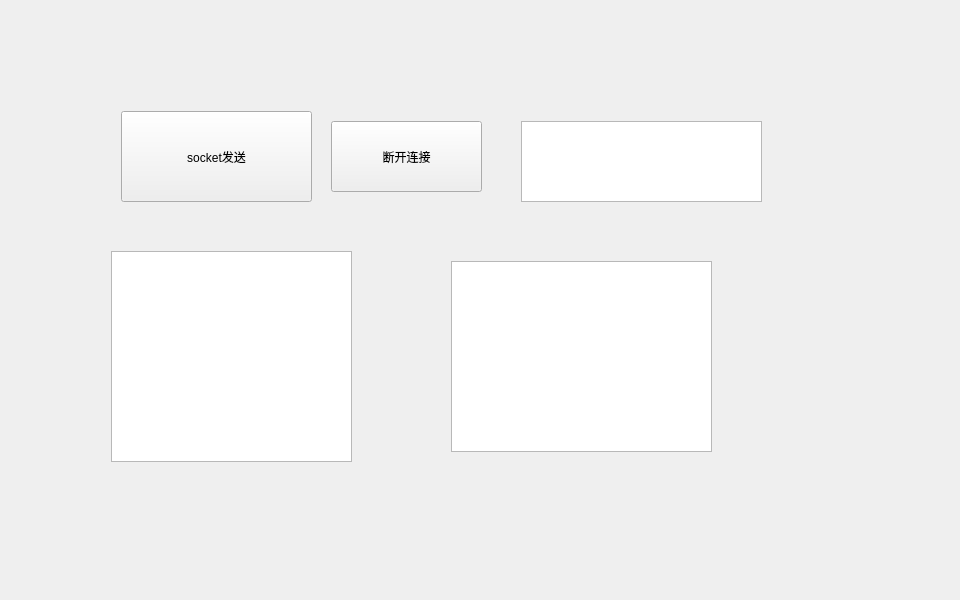
The window that Client/Client.ui (tarffy/pokemon) describes before a commit, drawn with Qt 5.
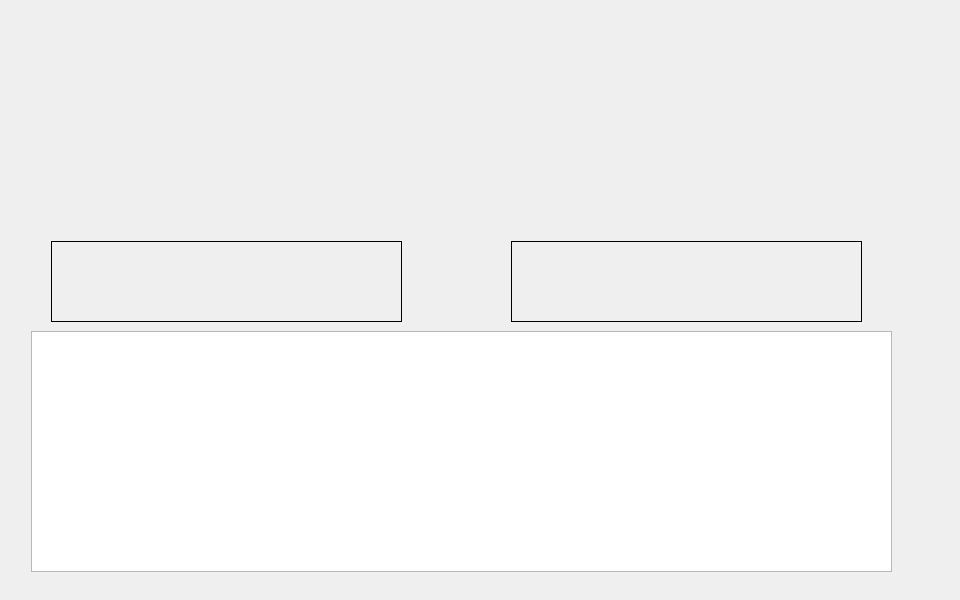
The same window after the commit. The open tabs and pages were chosen to show the change.

```diff
--- a/Client/Client.ui
+++ b/Client/Client.ui
@@ -676,61 +676,99 @@
         </widget>
        </widget>
       </widget>
-      <widget class="QWidget" name="page_test">
-       <widget class="QPushButton" name="Button_socket">
+      <widget class="QWidget" name="page_repo">
+       <widget class="QWidget" name="widget_7" native="true">
         <property name="geometry">
          <rect>
-          <x>110</x>
-          <y>100</y>
-          <width>191</width>
-          <height>91</height>
+          <x>10</x>
+          <y>30</y>
+          <width>451</width>
+          <height>281</height>
          </rect>
         </property>
-        <property name="text">
-         <string>socket发送</string>
-        </property>
+        <widget class="QLabel" name="label_source_pok_img">
+         <property name="geometry">
+          <rect>
+           <x>90</x>
+           <y>0</y>
+           <width>221</width>
+           <height>191</height>
+          </rect>
+         </property>
+         <property name="text">
+          <string/>
+         </property>
+        </widget>
+        <widget class="QLabel" name="label_source_pok_status">
+         <property name="geometry">
+          <rect>
+           <x>30</x>
+           <y>200</y>
+           <width>351</width>
+           <height>81</height>
+          </rect>
+         </property>
+         <property name="frameShape">
+          <enum>QFrame::Box</enum>
+         </property>
+         <property name="text">
+          <string/>
+         </property>
+        </widget>
        </widget>
-       <widget class="QTextEdit" name="Text_send">
+       <widget class="QWidget" name="widget_8" native="true">
         <property name="geometry">
          <rect>
-          <x>100</x>
-          <y>240</y>
-          <width>241</width>
-          <height>211</height>
+          <x>470</x>
+          <y>30</y>
+          <width>451</width>
+          <height>281</height>
          </rect>
         </property>
+        <widget class="QLabel" name="label_enemy_pok_img">
+         <property name="geometry">
+          <rect>
+           <x>90</x>
+           <y>0</y>
+           <width>221</width>
+           <height>191</height>
+          </rect>
+         </property>
+         <property name="text">
+          <string/>
+         </property>
+        </widget>
+        <widget class="QLabel" name="label_enemy_pok_status">
+         <property name="geometry">
+          <rect>
+           <x>30</x>
+           <y>200</y>
+           <width>351</width>
+           <height>81</height>
+          </rect>
+         </property>
+         <property name="frameShape">
+          <enum>QFrame::Box</enum>
+         </property>
+         <property name="text">
+          <string/>
+         </property>
+        </widget>
        </widget>
        <widget class="QTextEdit" name="Text_read">
         <property name="geometry">
          <rect>
-          <x>440</x>
-          <y>250</y>
-          <width>261</width>
-          <height>191</height>
+          <x>20</x>
+          <y>320</y>
+          <width>861</width>
+          <height>241</height>
          </rect>
         </property>
-       </widget>
-       <widget class="QTextEdit" name="Text_status">
-        <property name="geometry">
-         <rect>
-          <x>510</x>
-          <y>110</y>
-          <width>241</width>
-          <height>81</height>
-         </rect>
+        <property name="undoRedoEnabled">
+         <bool>false</bool>
         </property>
-       </widget>
-       <widget class="QPushButton" name="Button_disconnect">
-        <property name="geometry">
-         <rect>
-          <x>320</x>
-          <y>110</y>
-          <width>151</width>
-          <height>71</height>
-         </rect>
-        </property>
-        <property name="text">
-         <string>断开连接</string>
+        <property name="readOnly">
+         <bool>true</bool>
         </property>
        </widget>
       </widget>
```
Left out of the diff: 56 changed lines with no effect on the pictures.
